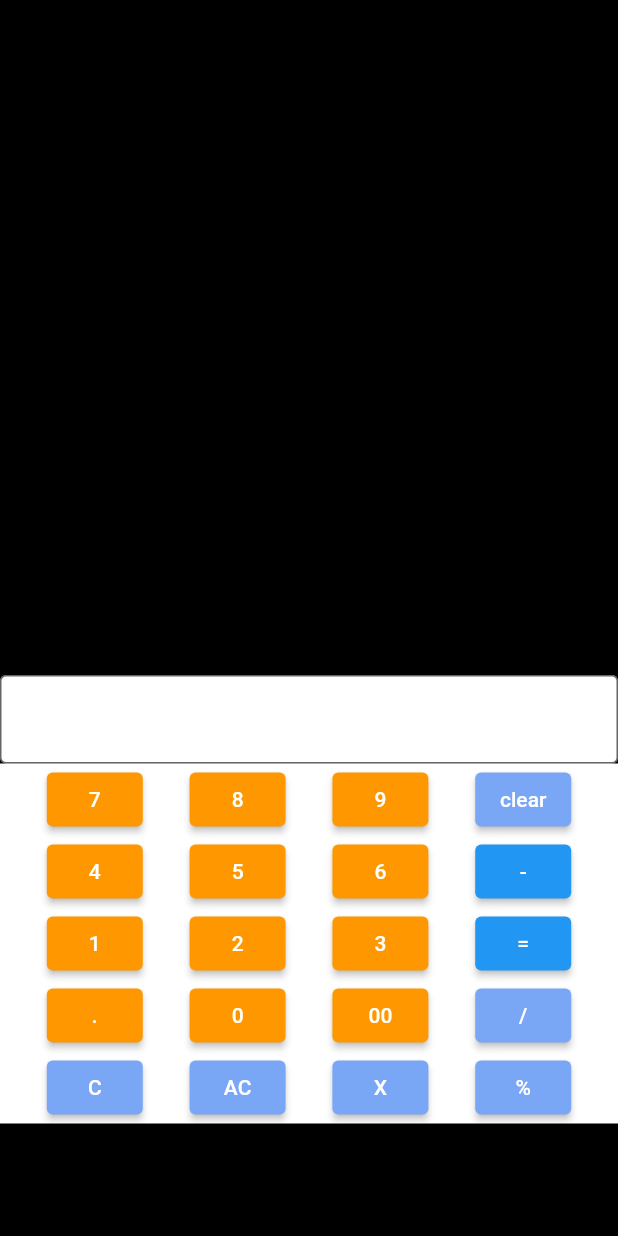
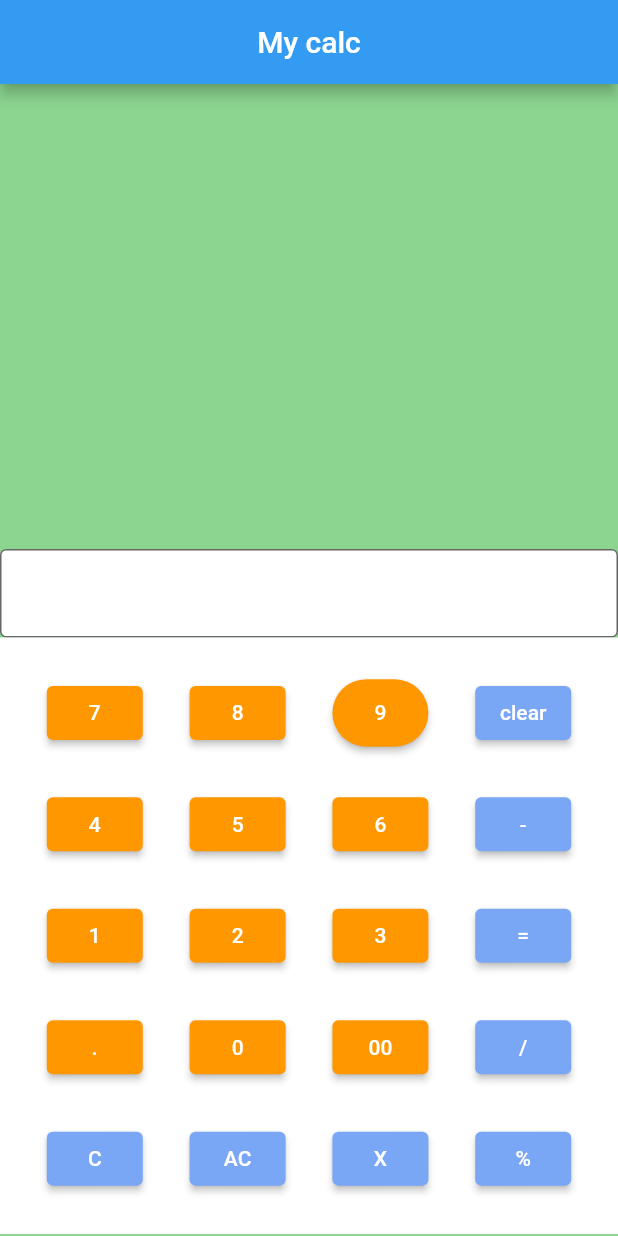
Before and after one commit to adhamniyozboyev/first_currency, a Flutter app: the screen it shows after launch, on a phone screen of 412 x 824 dp. Run offline on Flutter 3.47's test engine with Material 2 defaults, Android fonts, the phone set to English and light mode, and no system bars.

Commit message:
add design

```diff
--- a/lib/main.dart
+++ b/lib/main.dart
@@ -20,11 +20,12 @@ class _MyCurrencyState extends State<MyCurrency> {
   @override
   Widget build(BuildContext context) {
     return Scaffold(
-        backgroundColor: Colors.black,
+      appBar: AppBar(title:Center(child: Text('My calc')),backgroundColor: Color.fromARGB(255, 51, 155, 241),),
+        backgroundColor: Color.fromARGB(255, 139, 213, 143),
         body: Column(
           children: [
             SizedBox(
-              height: 450,
+              height: 310,
             ),
             TextField(
               decoration: InputDecoration(
@@ -36,7 +37,7 @@ class _MyCurrencyState extends State<MyCurrency> {
             ),
             Container(
               color: Colors.white,
-              // height: 400,
+              height: 397.7,
               child: Column(
                 mainAxisAlignment: MainAxisAlignment.spaceEvenly,
                 children: [
@@ -61,7 +62,10 @@ class _MyCurrencyState extends State<MyCurrency> {
                         ),
                       ),
                       ElevatedButton(
+
                           style: ElevatedButton.styleFrom(
+                            fixedSize: Size(15, 45),
+                           shape: RoundedRectangleBorder(borderRadius: BorderRadius.circular(120)),
                               backgroundColor: Colors.orange),
                           onPressed: () {
                             controller1.text += '9';
@@ -102,11 +106,10 @@ class _MyCurrencyState extends State<MyCurrency> {
                           },
                           child: Text('6')),
                       ElevatedButton(
+                                                                                                      style: ElevatedButton.styleFrom(backgroundColor: Color.fromARGB(255, 121, 166, 245)),
+
                           onPressed: () {
-                            style:
-                            ElevatedButton.styleFrom(
-                                backgroundColor:
-                                    Color.fromARGB(255, 121, 166, 245));
+
                             controller1.text += '-';
                           },
                           child: Text('-'))
@@ -137,11 +140,10 @@ class _MyCurrencyState extends State<MyCurrency> {
                           },
                           child: Text('3')),
                       ElevatedButton(
+                          style: ElevatedButton.styleFrom(
+                              backgroundColor:
+                                  Color.fromARGB(255, 121, 166, 245)),
                           onPressed: () {
-                            style:
-                            ElevatedButton.styleFrom(
-                                backgroundColor:
-                                    Color.fromARGB(255, 121, 166, 245));
                             int ind = 0;
                             String s = controller1.text;
                             ind = s.indexOf('+');
```
